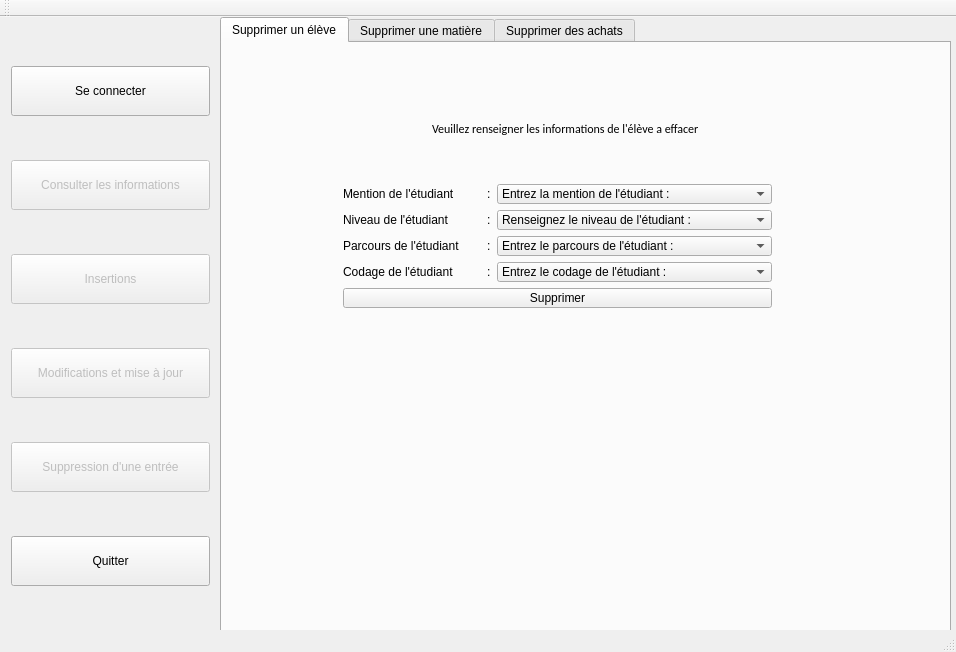
The window that TiaService/fenetreprincipale.ui (Lancs0022/Application-de-gestion-d-achat---Tia-service) describes before a commit, drawn with Qt 5.
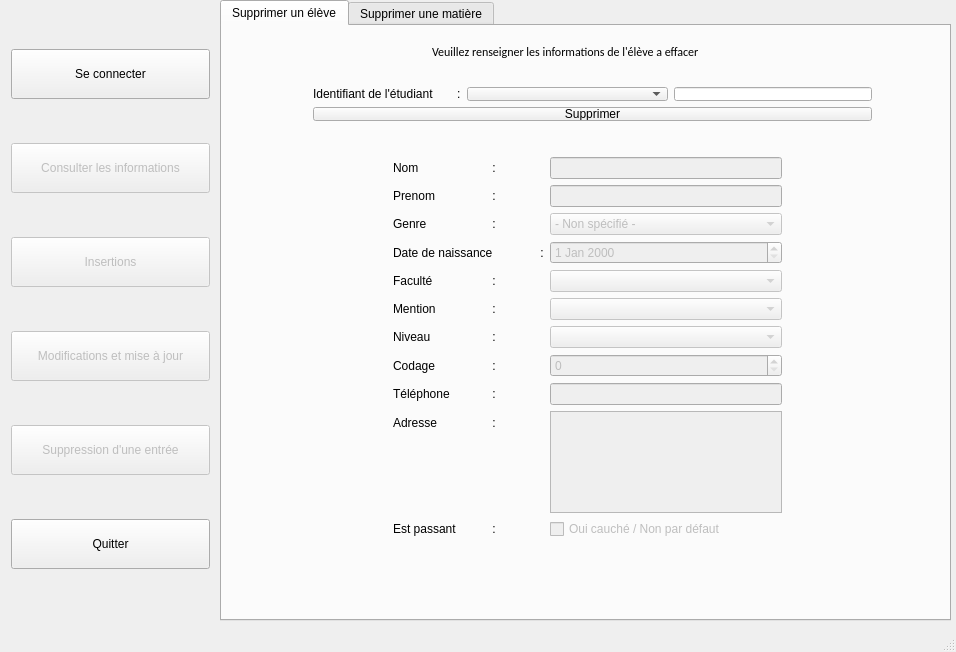
The same window after the commit. The open tabs and pages were chosen to show the change. Icons and pictures are not drawn.

Patch:
```diff
--- a/TiaService/fenetreprincipale.ui
+++ b/TiaService/fenetreprincipale.ui
@@ -1604,7 +1604,7 @@
         <property name="geometry">
          <rect>
           <x>210</x>
-          <y>70</y>
+          <y>10</y>
           <width>321</width>
           <height>31</height>
          </rect>
@@ -1621,81 +1621,231 @@
        <widget class="QWidget" name="layoutWidget_8">
         <property name="geometry">
          <rect>
-          <x>110</x>
-          <y>130</y>
-          <width>451</width>
-          <height>146</height>
+          <x>80</x>
+          <y>50</y>
+          <width>581</width>
+          <height>56</height>
          </rect>
         </property>
-        <layout class="QFormLayout" name="formLayout_17">
+        <layout class="QGridLayout" name="gridLayout_6">
+         <item row="0" column="2">
+          <widget class="QLineEdit" name="supEt_nomEtudiantLineEdit">
+           <property name="readOnly">
+            <bool>true</bool>
+           </property>
+          </widget>
+         </item>
+         <item row="0" column="1">
+          <widget class="QComboBox" name="supEt_identifiantComboBox">
+           <property name="placeholderText">
+            <string>Entrez l'identifiant de l'étudiant :</string>
+           </property>
+          </widget>
+         </item>
          <item row="0" column="0">
-          <widget class="QLabel" name="SupE_mentionLabel">
+          <widget class="QLabel" name="supEt_identifiantLabel">
            <property name="text">
-            <string>Mention de l'étudiant	:</string>
+            <string>Identifiant de l'étudiant	:</string>
            </property>
           </widget>
          </item>
+         <item row="1" column="0" colspan="3">
+          <widget class="QPushButton" name="supEt_Supprimer">
+           <property name="text">
+            <string>Supprimer</string>
+           </property>
+          </widget>
+         </item>
+        </layout>
+       </widget>
+       <widget class="QWidget" name="formLayoutWidget_14">
+        <property name="geometry">
+         <rect>
+          <x>160</x>
+          <y>120</y>
+          <width>411</width>
+          <height>404</height>
+         </rect>
+        </property>
+        <layout class="QFormLayout" name="formLayout_11">
+         <item row="0" column="0">
+          <widget class="QLabel" name="supEt_nomLabel">
+           <property name="text">
+            <string>Nom		 :</string>
+           </property>
+          </widget>
+         </item>
          <item row="0" column="1">
-          <widget class="QComboBox" name="SupE_mentionComboBox">
-           <item>
-            <property name="text">
-             <string>Entrez la mention de l'étudiant :</string>
-            </property>
-           </item>
+          <widget class="QLineEdit" name="supEt_nomLineEdit">
+           <property name="enabled">
+            <bool>false</bool>
+           </property>
           </widget>
          </item>
          <item row="1" column="0">
-          <widget class="QLabel" name="SupE_niveauLabel">
+          <widget class="QLabel" name="supEt_prenomLabel">
            <property name="text">
-            <string>Niveau de l'étudiant	:</string>
+            <string>Prenom		 :</string>
            </property>
           </widget>
          </item>
          <item row="1" column="1">
-          <widget class="QComboBox" name="SupE_niveauComboBox">
-           <item>
-            <property name="text">
-             <string>Renseignez le niveau de l'étudiant :</string>
-            </property>
-           </item>
+          <widget class="QLineEdit" name="supEt_prenomLineEdit">
+           <property name="enabled">
+            <bool>false</bool>
+           </property>
           </widget>
          </item>
          <item row="2" column="0">
-          <widget class="QLabel" name="SupE_parcoursLabel">
+          <widget class="QLabel" name="supEt_genreLabel">
            <property name="text">
-            <string>Parcours de l'étudiant	:</string>
+            <string>Genre		 :</string>
            </property>
           </widget>
          </item>
          <item row="2" column="1">
-          <widget class="QComboBox" name="SupE_parcoursComboBox">
+          <widget class="QComboBox" name="supEt_genreComboBox">
+           <property name="enabled">
+            <bool>false</bool>
+           </property>
            <item>
             <property name="text">
-             <string>Entrez le parcours de l'étudiant :</string>
+             <string>- Non spécifié -</string>
+            </property>
+           </item>
+           <item>
+            <property name="text">
+             <string>Homme</string>
+            </property>
+           </item>
+           <item>
+            <property name="text">
+             <string>Femme</string>
             </property>
            </item>
           </widget>
          </item>
          <item row="3" column="0">
-          <widget class="QLabel" name="SupE_codageLabel">
+          <widget class="QLabel" name="supEt_dateDeNaissanceLabel">
            <property name="text">
-            <string>Codage de l'étudiant	:</string>
+            <string>Date de naissance	 :</string>
            </property>
           </widget>
          </item>
          <item row="3" column="1">
-          <widget class="QComboBox" name="SupE_codageComboBox">
-           <item>
-            <property name="text">
-             <string>Entrez le codage de l'étudiant :</string>
-            </property>
-           </item>
+          <widget class="QDateEdit" name="supEt_dateDeNaissanceDateEdit">
+           <property name="enabled">
+            <bool>false</bool>
+           </property>
           </widget>
          </item>
-         <item row="4" column="0" colspan="2">
-          <widget class="QPushButton" name="SupE_Chercher">
+         <item row="4" column="0">
+          <widget class="QLabel" name="supEt_faculteLabel">
            <property name="text">
-            <string>Supprimer</string>
+            <string>Faculté		 :</string>
+           </property>
+          </widget>
+         </item>
+         <item row="4" column="1">
+          <widget class="QComboBox" name="supEt_faculteComboBox">
+           <property name="enabled">
+            <bool>false</bool>
+           </property>
+           <property name="placeholderText">
+            <string>- Non spécifié -</string>
+           </property>
+          </widget>
+         </item>
+         <item row="5" column="0">
+          <widget class="QLabel" name="supEt_mentionLabel">
+           <property name="text">
+            <string>Mention		 :</string>
+           </property>
+          </widget>
+         </item>
+         <item row="5" column="1">
+          <widget class="QComboBox" name="supEt_mentionComboBox">
+           <property name="enabled">
+            <bool>false</bool>
+           </property>
+           <property name="placeholderText">
+            <string>- Non spécifié -</string>
+           </property>
+          </widget>
+         </item>
+         <item row="6" column="0">
+          <widget class="QLabel" name="supEt_niveauLabel">
+           <property name="text">
+            <string>Niveau		 :</string>
+           </property>
+          </widget>
+         </item>
+         <item row="6" column="1">
+          <widget class="QComboBox" name="supEt_niveauComboBox">
+           <property name="enabled">
+            <bool>false</bool>
+           </property>
+           <property name="placeholderText">
+            <string>- Non spécifié -</string>
+           </property>
+          </widget>
+         </item>
+         <item row="7" column="0">
+          <widget class="QLabel" name="supEt_codageLabel">
+           <property name="text">
+            <string>Codage		 :</string>
+           </property>
+          </widget>
+         </item>
+         <item row="7" column="1">
+          <widget class="QSpinBox" name="supEt_codageSpinBox">
+           <property name="enabled">
+            <bool>false</bool>
+           </property>
+          </widget>
+         </item>
+         <item row="8" column="0">
+          <widget class="QLabel" name="supEt_telephonePhoneLabel">
+           <property name="text">
+            <string>Téléphone	 :</string>
+           </property>
+          </widget>
+         </item>
+         <item row="8" column="1">
+          <widget class="QLineEdit" name="supEt_telephoneLineEdit">
+           <property name="enabled">
+            <bool>false</bool>
+           </property>
+          </widget>
+         </item>
+         <item row="9" column="0">
+          <widget class="QLabel" name="supEt_adresseLabel">
+           <property name="text">
+            <string>Adresse 		 :</string>
+           </property>
+          </widget>
+         </item>
+         <item row="9" column="1">
+          <widget class="QTextEdit" name="supEt_adresseTextEdit">
+           <property name="enabled">
+            <bool>false</bool>
+           </property>
+          </widget>
+         </item>
+         <item row="10" column="0">
+          <widget class="QLabel" name="supEt_estPassantLabel">
+           <property name="text">
+            <string>Est passant	 :</string>
+           </property>
+          </widget>
+         </item>
+         <item row="10" column="1">
+          <widget class="QCheckBox" name="supEt_estPassantCheckBox">
+           <property name="enabled">
+            <bool>false</bool>
+           </property>
+           <property name="text">
+            <string>Oui cauché / Non par défaut</string>
            </property>
           </widget>
          </item>
@@ -1762,40 +1912,6 @@
            </property>
           </widget>
          </item>
-         <item row="3" column="0" colspan="2">
-          <widget class="QPushButton" name="supM_Supprimer">
-           <property name="text">
-            <string>Supprimer</string>
-           </property>
-          </widget>
-         </item>
-         <item row="2" column="1">
-          <widget class="QComboBox" name="comboBox"/>
-         </item>
-        </layout>
-       </widget>
-      </widget>
-      <widget class="QWidget" name="sup_Transaction">
-       <attribute name="title">
-        <string>Supprimer des achats</string>
-       </attribute>
-       <widget class="QWidget" name="layoutWidget_9">
-        <property name="geometry">
-         <rect>
-          <x>120</x>
-          <y>50</y>
-          <width>451</width>
-          <height>146</height>
-         </rect>
-        </property>
-        <layout class="QFormLayout" name="formLayout_19">
-         <item row="0" column="0">
-          <widget class="QLabel" name="SupE_mentionLabel_2">
-           <property name="text">
-            <string>Mention de l'étudiant	:</string>
-           </property>
-          </widget>
-         </item>
          <item row="0" column="1">
           <widget class="QComboBox" name="SupE_mentionComboBox_2">
            <item>
@@ -1972,14 +2088,6 @@
     </layout>
    </widget>
   </widget>
-  <widget class="QToolBar" name="mainToolBar">
-   <attribute name="toolBarArea">
-    <enum>TopToolBarArea</enum>
-   </attribute>
-   <attribute name="toolBarBreak">
-    <bool>false</bool>
-   </attribute>
-  </widget>
   <widget class="QStatusBar" name="statusBar"/>
   <widget class="QMenuBar" name="menuBar">
    <property name="geometry">
```
Left out of the diff: 1187 changed lines with no effect on the pictures.
